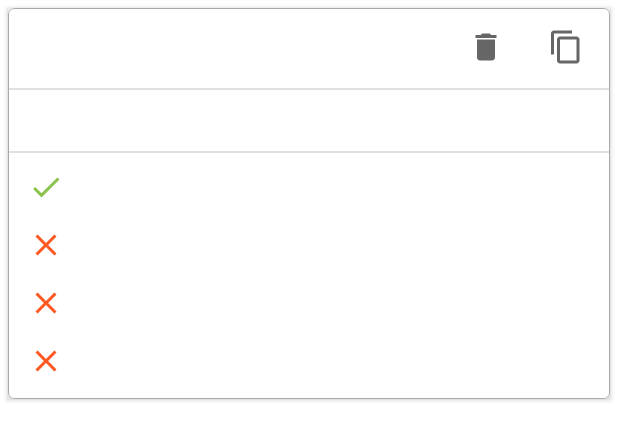
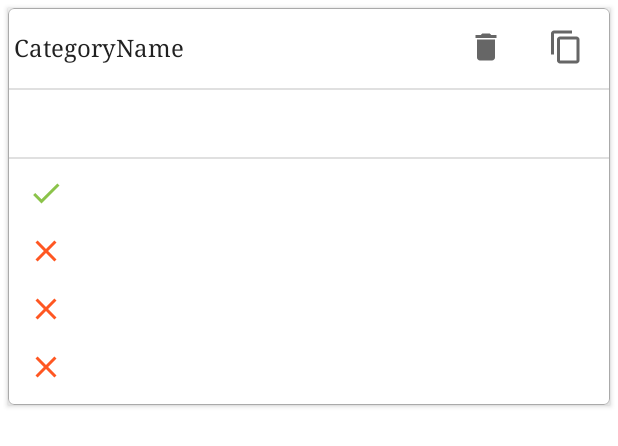
Before and after one commit to rkumar0206/Quiz_App, an Android app: the layout saved_questions_rv_layout.xml on its own in the app's theme, with its tools: preview values and no code run, on a phone screen of 412 x 824 dp. Shown: the top 446 px of the screen. Run offline under Robolectric (Android 15) with nearby library versions, the phone set to English and light mode, and no system bars; network calls fail.

Commit message:
-> initialized the values in the textView in SavedQuestionAdapter.kt

```diff
--- a/app/src/main/res/layout/saved_questions_rv_layout.xml
+++ b/app/src/main/res/layout/saved_questions_rv_layout.xml
@@ -62,6 +62,7 @@
                 android:gravity="center_vertical"
                 android:padding="5dp"
                 android:textColor="@color/primary_text_color"
+                android:textSize="17sp"
                 app:layout_constraintEnd_toEndOf="parent"
                 app:layout_constraintHorizontal_bias="0.5"
                 app:layout_constraintStart_toStartOf="parent"
@@ -131,6 +132,22 @@
                     android:textSize="15sp"
                     app:drawableStartCompat="@drawable/ic_outline_clear_24" />
             </LinearLayout>
+
+            <TextView
+                android:id="@+id/categoryNameTV"
+                android:layout_width="0dp"
+                android:layout_height="wrap_content"
+                android:layout_marginEnd="4dp"
+                android:ellipsize="end"
+                android:maxLines="1"
+                android:padding="4dp"
+                android:text="CategoryName"
+                android:textColor="@color/primary_text_color"
+                android:textSize="16sp"
+                app:layout_constraintBottom_toBottomOf="@+id/deleteBtn"
+                app:layout_constraintEnd_toStartOf="@+id/deleteBtn"
+                app:layout_constraintStart_toStartOf="parent"
+                app:layout_constraintTop_toTopOf="@+id/deleteBtn" />
         </androidx.constraintlayout.widget.ConstraintLayout>
     </com.google.android.material.card.MaterialCardView>
 
```
Also changed, not shown: app/src/main/java/com/rohitthebest/quizzed_aquizapp/adapters/SavedQuestionAdapter.kt (+12 -0 lines).
